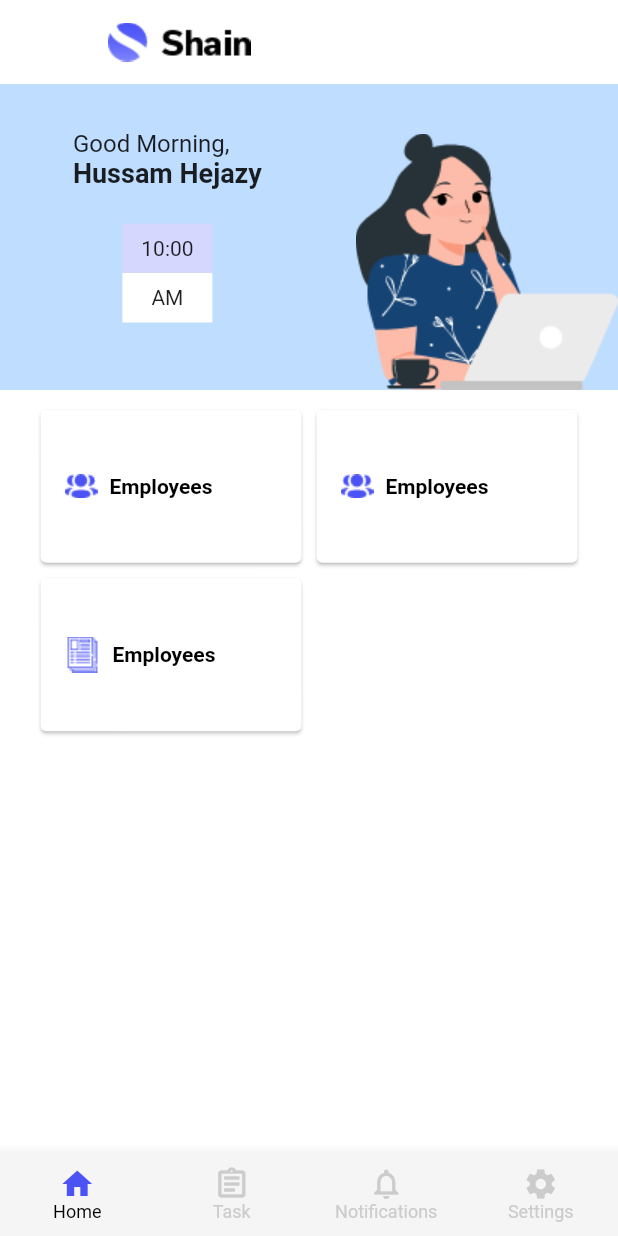
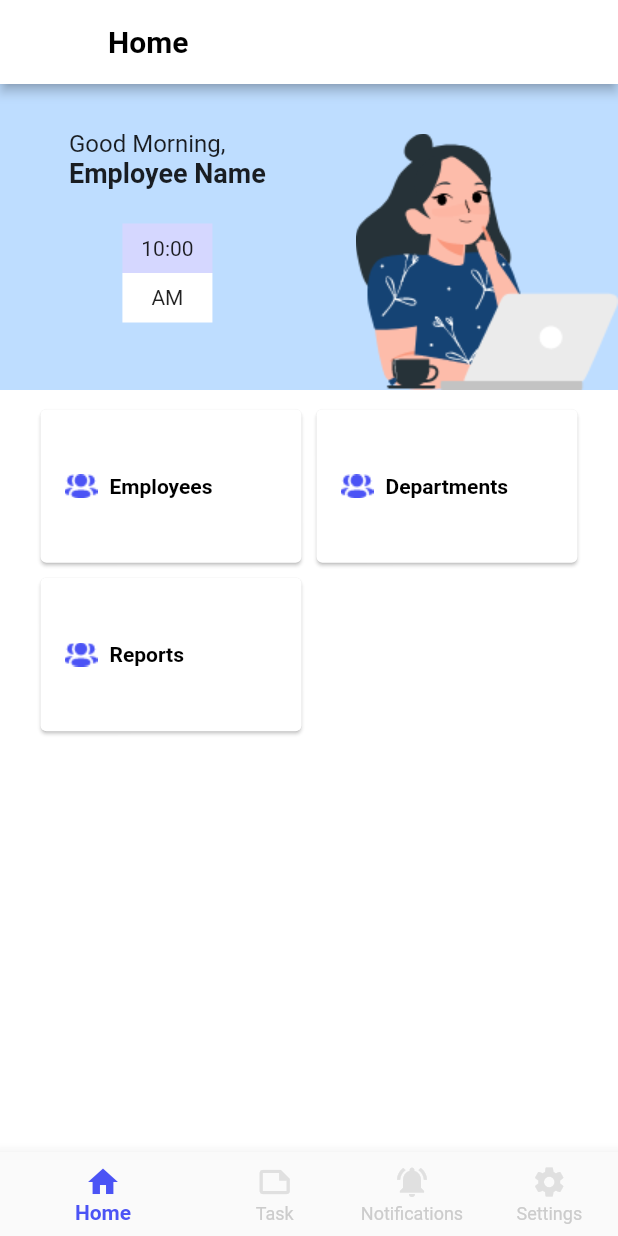
Before and after one commit to hussamhejazy/Task-Manager-Project, a Flutter app: the MainScreen screen opened by its route, on a phone screen of 412 x 824 dp. Run offline on Flutter 3.47's test engine with Material 2 defaults, Android fonts, the phone set to English and light mode, and no system bars.

Commit message:
upload project

```diff
--- a/lib/models/bn_screen.dart
+++ b/lib/models/bn_screen.dart
@@ -1,7 +1,11 @@
 import 'package:flutter/material.dart';
 
-class BnScreen{
+class BnScreen {
+  final String title;
   final Widget widget;
 
-  BnScreen({required this.widget});
+  const BnScreen({
+    required this.title,
+    required this.widget,
+  });
 }
--- a/lib/screens/nb_screens/home_screen.dart
+++ b/lib/screens/bn_screen/home_screen.dart
@@ -1,8 +1,13 @@
+import 'package:flutter/cupertino.dart';
 import 'package:flutter/material.dart';
-
-class HomeScreen extends StatelessWidget {
+class HomeScreen extends StatefulWidget {
   const HomeScreen({Key? key}) : super(key: key);
 
+  @override
+  _HomeScreenState createState() => _HomeScreenState();
+}
+
+class _HomeScreenState extends State<HomeScreen> {
   @override
   Widget build(BuildContext context) {
     return Scaffold(
@@ -35,7 +40,7 @@ class HomeScreen extends StatelessWidget {
                           ),
                         ),
                         Text(
-                          'Hussam Hejazy',
+                          'Employee Name',
                           style: TextStyle(
                               fontSize: 18, fontWeight: FontWeight.bold),
                         ),
@@ -67,7 +72,7 @@ class HomeScreen extends StatelessWidget {
                   ],
                 ),
                 Image.asset(
-                  'images/vector1.png',
+                  'images/welcom.png',
                   alignment: AlignmentDirectional.bottomEnd,
                 )
               ],
@@ -83,17 +88,13 @@ class HomeScreen extends StatelessWidget {
                   crossAxisSpacing: 10,
                   childAspectRatio: 160 / 94),
               children: [
-                buildElevatedButton(context,route:'',iconImage: 'images/employees_icon.png',label: 'Employees'),
-                buildElevatedButton(context,route:'',iconImage: 'images/employees_icon.png',label: 'Employees'),
-                buildElevatedButton(context,route:'',iconImage: 'images/reportIcon.png',label: 'Employees'),
+                buildElevatedButton(context,route:'/emoplyee_screen',iconImage: 'images/employees_icon.png',label: 'Employees'),
+                buildElevatedButton(context,route:'/department_screen',iconImage: 'images/employees_icon.png',label: 'Departments'),
+                buildElevatedButton(context,route:'/reports_screen',iconImage: 'images/employees_icon.png',label: 'Reports'),
               ],
             ),
-          )
-        ],
-      ),
-    );
+          )],),);
   }
-
   ElevatedButton buildElevatedButton(BuildContext context, {required String route,required String iconImage, required String label}) {
     return ElevatedButton(
       onPressed: () {
@@ -116,5 +117,4 @@ class HomeScreen extends StatelessWidget {
           elevation: 1
       ),
     );
-  }
-}
+  }}
--- a/lib/screens/nb_screens/pk_notifications_screen/notifications_screen.dart
+++ b/lib/screens/bn_screen/notifications_screen.dart
@@ -84,7 +84,7 @@ class _NotificationsScreenState extends State<NotificationsScreen>
                     width: 1
                 )
             ),
-            padding: EdgeInsets.symmetric(horizontal: 8),
+            indicatorPadding: EdgeInsets.symmetric(horizontal: 8),
             tabs: [
               Tab(text: 'Requests'),
               Tab(text: 'Holidays'),
--- a/lib/screens/nb_screens/pk_task_screen/task_screen.dart
+++ b/lib/screens/bn_screen/task_screen.dart
@@ -41,7 +41,7 @@ class _TaskScreenState extends State<TaskScreen>
             indicator: BoxDecoration(
                 borderRadius: BorderRadius.circular(16),
                 border: Border.all(color: Color(0xFF4B53F5), width: 1)),
-            padding: EdgeInsets.symmetric(horizontal: 8),
+            indicatorPadding: EdgeInsets.symmetric(horizontal: 8),
             tabs: [
               Tab(text: 'New Task'),
               Tab(text: 'In Progress'),
--- a/lib/screens/main.dart
+++ b/lib/screens/main.dart
@@ -1,10 +1,15 @@
 import 'package:flutter/material.dart';
+import 'package:task_manager/screens/add_departtment_Screen.dart';
+import 'package:task_manager/screens/add_employee_screen.dart';
 import 'package:task_manager/screens/attendance_screen.dart';
 import 'package:task_manager/screens/create_leave_screen.dart';
+import 'package:task_manager/screens/department_screen.dart';
+import 'package:task_manager/screens/employee_screen.dart';
 import 'package:task_manager/screens/leave_screen.dart';
 import 'package:task_manager/screens/main_screen.dart';
 import 'package:task_manager/screens/nb_screens/pk_task_screen/add_task_screen.dart';
 import 'package:task_manager/screens/nb_screens/pk_task_screen/task_detail_screen.dart';
+import 'package:task_manager/screens/reports_screen.dart';
 
 void main() =>runApp(const MyApp());
 
@@ -24,6 +29,11 @@ class MyApp extends StatelessWidget {
         '/attendance_screen':(context)=>Attendance(),
         '/leave_screen':(context)=>LeaveScreen(),
         '/create_leave_screen':(context)=>CreateLeaveScreen(),
+        '/add_employee_screen':(context)=> AddEmployeeScreen(),
+        '/employee_screen':(context)=> EmployeeScreen(),
+        '/department_screen':(context)=> DepartmentScreen(),
+        '/add_department_screen':(context)=> AddDepartmentScreen(),
+        '/reports_screen':(context)=> ReportsScreen(),
 
       },
     );
--- a/lib/screens/main_screen.dart
+++ b/lib/screens/main_screen.dart
@@ -1,10 +1,10 @@
-
 import 'package:flutter/material.dart';
 import 'package:task_manager/models/bn_screen.dart';
-import 'nb_screens/home_screen.dart';
-import 'nb_screens/pk_notifications_screen/notifications_screen.dart';
-import 'nb_screens/pk_task_screen/task_screen.dart';
-import 'nb_screens/settings_screen.dart';
+import 'package:task_manager/screens/bn_screen/notifications_screen.dart';
+import 'package:task_manager/screens/bn_screen/settings_screen.dart';
+
+import 'bn_screen/home_screen.dart';
+import 'bn_screen/task_screen.dart';
 
 class MainScreen extends StatefulWidget {
   const MainScreen({Key? key}) : super(key: key);
@@ -14,52 +14,51 @@ class MainScreen extends StatefulWidget {
 }
 
 class _MainScreenState extends State<MainScreen> {
-
-  int _currentIndex = 0;
-   final List<BnScreen> _bnScreen = <BnScreen>[
-     BnScreen(widget: HomeScreen()),
-     BnScreen(widget: TaskScreen()),
-     BnScreen(widget: NotificationsScreen()),
-     BnScreen(widget: SettingScreen()),
+  int _currentIndex=0;
+  List<BnScreen> _bnscreen=<BnScreen>[
+    BnScreen(title: 'Home', widget: HomeScreen()),
+    BnScreen(title: 'Task', widget: TaskScreen()),
+    BnScreen(title: 'Notification', widget: NotificationsScreen()),
+    BnScreen(title: 'Settings', widget: SettingScreen()),
   ];
   @override
   Widget build(BuildContext context) {
     return Scaffold(
-      appBar: AppBar(
       backgroundColor: Colors.white,
-        elevation: 0,
-        title: Image.asset('images/Logo.png',height: 26,),
+      appBar: AppBar(title: Text(_bnscreen[_currentIndex].title,style: TextStyle(
+        fontWeight:FontWeight.bold,
+        color: Colors.black
+      ),
+      ),
+        elevation:3,
+        backgroundColor: Colors.white,
+        brightness: Brightness.dark,
+        leading: GestureDetector(behavior: HitTestBehavior.translucent,onTap: (){}),
           ),
           bottomNavigationBar: BottomNavigationBar(
-        type: BottomNavigationBarType.fixed,
-        backgroundColor: Color(0xFFF5F5F5),
-        unselectedItemColor: Color(0xFFCCCCCC),
-        selectedIconTheme: IconThemeData(color: Color(0xFF4B53F5)),
-        selectedItemColor: Colors.black,
-        selectedFontSize: 12,
-        unselectedFontSize: 12,
             onTap: (int selectedItemIndex){
-          setState((){
-            _currentIndex = selectedItemIndex;
+              setState(() {
+                _currentIndex=selectedItemIndex;
               });
             },
             currentIndex: _currentIndex,
+            showSelectedLabels: true,
+            showUnselectedLabels: true,
+            selectedLabelStyle: TextStyle(fontWeight:FontWeight.bold),
+            selectedItemColor: Color(0xFF4B53F5),
+            unselectedIconTheme: IconThemeData(color: Colors.grey.shade300),
+            unselectedItemColor: Color(0xFFCCCCCC),
+            type: BottomNavigationBarType.shifting,
             items: [
-          BottomNavigationBarItem(icon: Icon(Icons.home)
-              ,label: 'Home',
-          ),
-          BottomNavigationBarItem(icon: Icon(Icons.assignment_outlined),
-              label:'Task',
-          ),
-          BottomNavigationBarItem(icon: Icon(Icons.notifications_none),
-              label: 'Notifications',
-          ),
-          BottomNavigationBarItem(icon: Icon(Icons.settings),
-              label: 'Settings',
-          ),
+              BottomNavigationBarItem(icon: Icon(Icons.home), label:'Home'),
+              BottomNavigationBarItem(icon: Icon(Icons.note_outlined), label:'Task'),
+              BottomNavigationBarItem(icon: Icon(Icons.notifications_active), label:'Notifications'),
+              BottomNavigationBarItem(icon: Icon(Icons.settings), label:'Settings'),
+
+
             ],
           ),
-      body: _bnScreen[_currentIndex].widget,
+    body: _bnscreen[_currentIndex].widget,
     );
   }
 }
--- a/pubspec.yaml
+++ b/pubspec.yaml
@@ -59,7 +59,11 @@ flutter:
 
   # To add assets to your application, add an assets section, like this:
   assets:
-    - images/
+    - images/welcom.png
+    - images/employees_icon.png
+    - images/profile.png
+    - images/time.png
+    - images/leave.png
 
   # An image asset can refer to one or more resolution-specific "variants", see
   # https://flutter.dev/assets-and-images/#resolution-aware.
```
Also changed, not shown: lib/screens/add_departtment_Screen.dart (added, +95 -0 lines), lib/screens/add_employee_screen.dart (added, +121 -0 lines), lib/screens/department_screen.dart (added, +60 -0 lines), lib/screens/employee_screen.dart (added, +65 -0 lines), lib/screens/launch_screen.dart (added, +36 -0 lines), lib/screens/reports_screen.dart (added, +67 -0 lines), images/leave.png (added), images/profile.png (added), images/time.png (added), images/welcom.png (added), lib/screens/bn_screen/settings_screen.dart (renamed from lib/screens/nb_screens/settings_screen.dart), pubspec.lock. Lines whose indentation alone changed are shown as unchanged.
